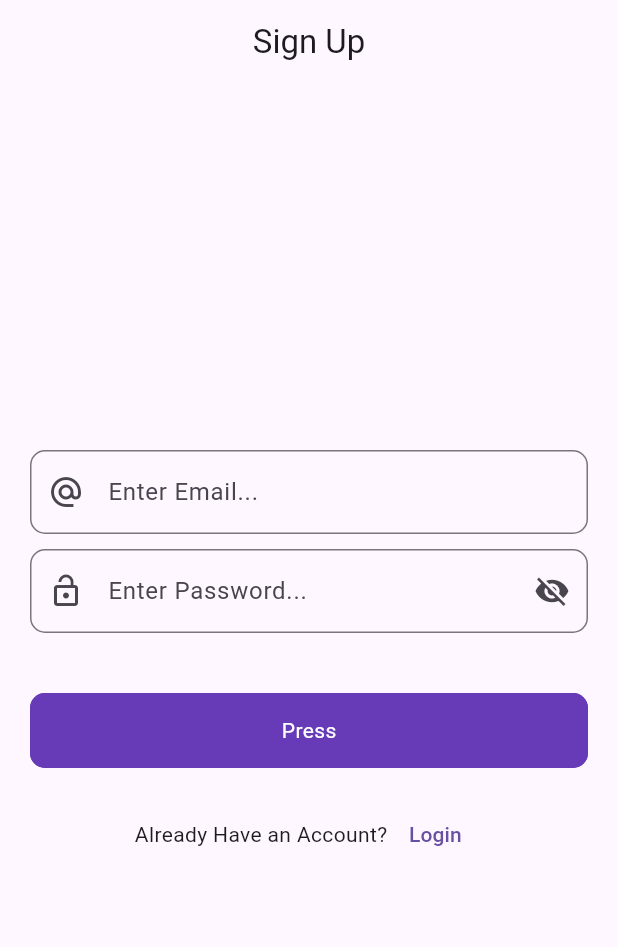
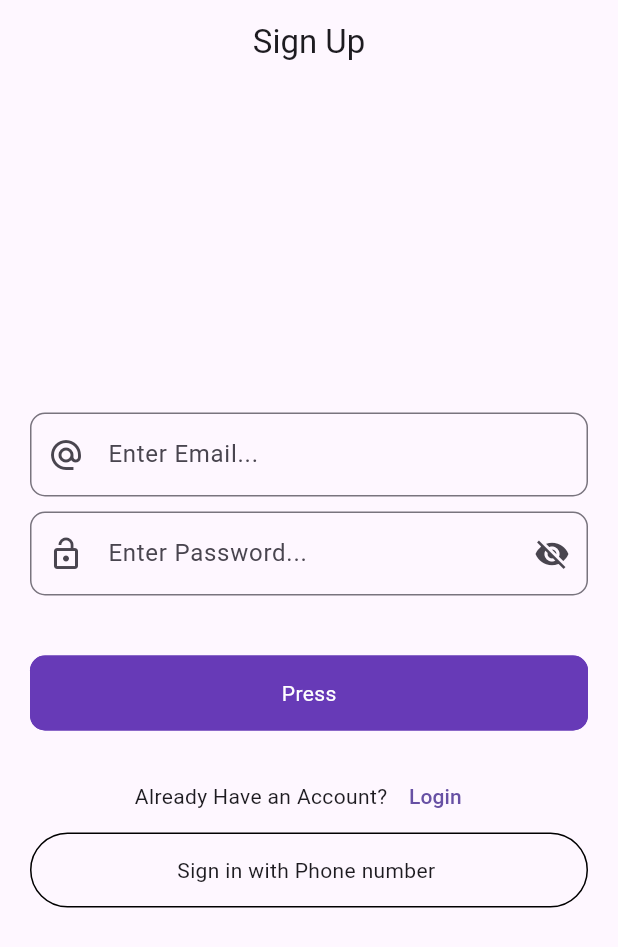
Before and after one commit to THExKIDD/Blog_App, a Flutter app: the PostScreen screen opened directly, after a tap on the "logout" icon, after a tap on "Sign Up", on a phone screen of 412 x 824 dp. Shown: the top 947 px of the screen. Run offline on Flutter 3.47's test engine with Material 3 defaults, Android fonts, the light colour scheme and no system bars; our stand-ins replace firebase_auth, firebase_core, fluttertoast, get; accounts and stored records are empty; network calls fail.

Commit message:
firebase sign up and login

```diff
--- a/lib/controllers/text_controllers.dart
+++ b/lib/controllers/text_controllers.dart
@@ -23,5 +23,8 @@ class TextControllers{
     loginObscure.value = !loginObscure.value;
   }
 
+  final phoneNumberController = TextEditingController();
+  final verifyCOntroller = TextEditingController();
+
 
   }
--- a/lib/ui/auth/signup_screen.dart
+++ b/lib/ui/auth/signup_screen.dart
@@ -1,5 +1,6 @@
 import 'package:fireeeeee/controllers/text_controllers.dart';
 import 'package:fireeeeee/ui/auth/Login_screen.dart';
+import 'package:fireeeeee/ui/auth/login_with_phone.dart';
 import 'package:fireeeeee/utils/utils.dart';
 import 'package:fireeeeee/widgets/round_button.dart';
 import 'package:flutter/material.dart';
@@ -130,6 +131,26 @@ class _SignupScreenState extends State<SignupScreen> {
                 ],
               ),
 
+              InkWell(
+                onTap: (){
+                  Navigator.push(context, MaterialPageRoute(builder: (context) => LoginWithPhone()));
+                },
+                child: Container(
+                  height: 50,
+                  decoration: BoxDecoration(
+                    borderRadius: BorderRadius.circular(50),
+                    border: Border.all(
+                      color: Colors.black,
+                    ),
+                  ),
+                  child: Center(
+                    child: Text(
+                      'Sign in with Phone number '
+                    ),
+                  ),
+                ),
+              ),
+
             ],
           ),
         ),
--- a/lib/ui/post/post_screen.dart
+++ b/lib/ui/post/post_screen.dart
@@ -19,19 +19,19 @@ class _PostScreenState extends State<PostScreen> {
   Widget build(BuildContext context) {
     return Scaffold(
       appBar: AppBar(
-        title: Text('Post Screen'),
+        title: const Text('Post Screen'),
         centerTitle: true,
         actions: [
           IconButton(
               onPressed: (){
-                auth.signOut().then((value){Navigator.pushReplacement(context, MaterialPageRoute(builder: (context) => LoginScreen()));
+                auth.signOut().then((value){Navigator.pushReplacement(context, MaterialPageRoute(builder: (context) => const LoginScreen()));
                 }).onError((error , stackTrace) {
                   Utils().toastMessage(error.toString());
                 });
               },
-              icon: Icon(Icons.logout)
+              icon: const Icon(Icons.logout)
           ),
-          SizedBox(width: 10),
+          const SizedBox(width: 10),
         ],
       ),
     );
```
Also changed, not shown: lib/ui/auth/login_with_phone.dart (added, +87 -0 lines), lib/ui/auth/verify_code.dart (added, +76 -0 lines).
